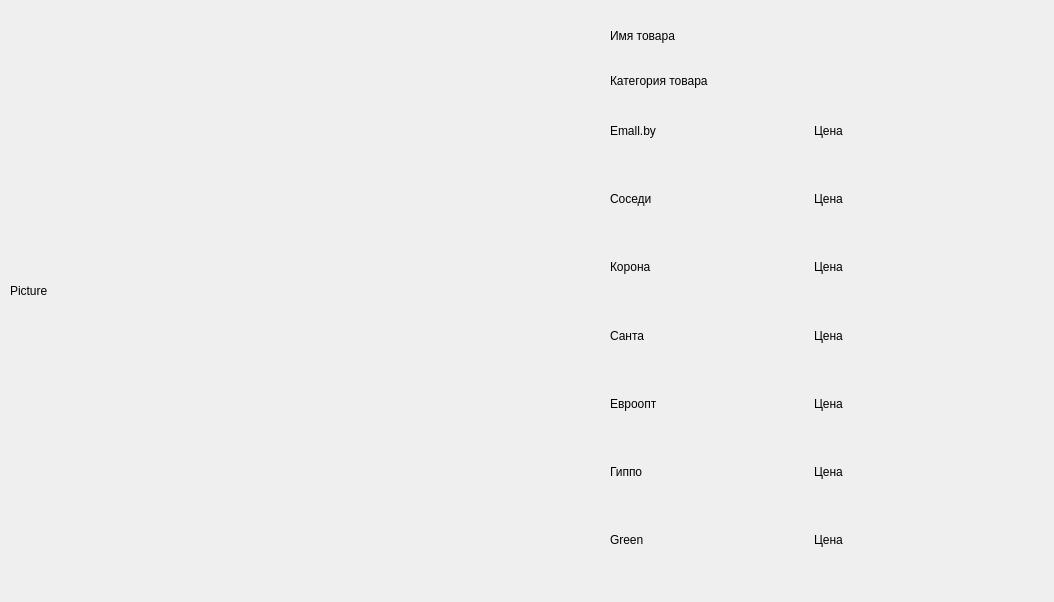
Before: the Qt Designer form src/productwidget.ui in fedorakooo/Food-Price-Comparison, drawn with Qt 5.
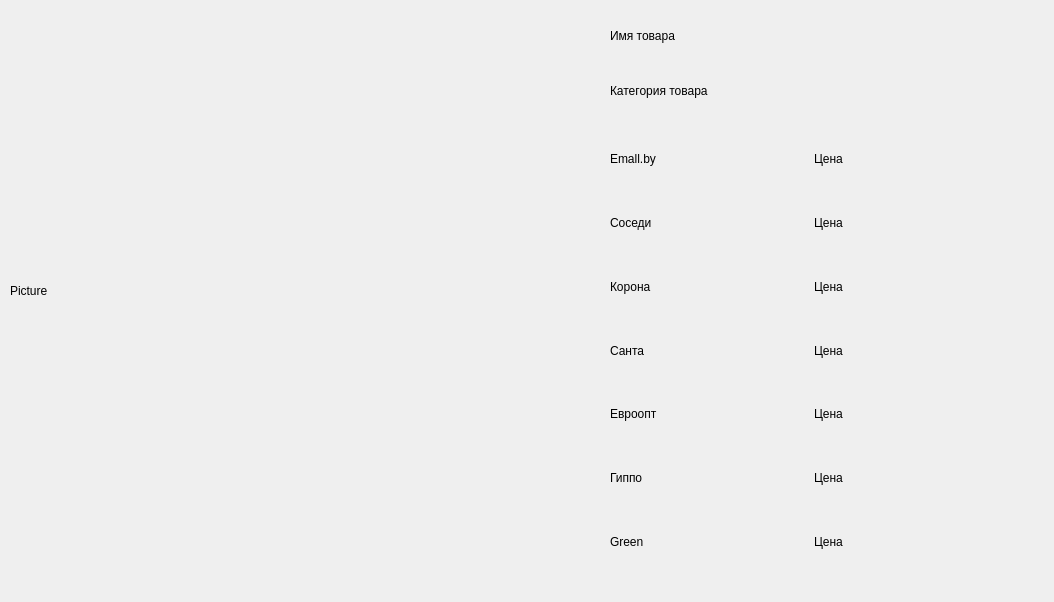
After: the same form once the commit is applied.

Diff of the .ui file:
```diff
--- a/src/productwidget.ui
+++ b/src/productwidget.ui
@@ -30,9 +30,9 @@
    <property name="geometry">
     <rect>
      <x>610</x>
-     <y>100</y>
+     <y>130</y>
      <width>401</width>
-     <height>471</height>
+     <height>441</height>
     </rect>
    </property>
    <layout class="QHBoxLayout" name="horizontalLayout">
@@ -148,7 +148,7 @@
    <property name="geometry">
     <rect>
      <x>610</x>
-     <y>60</y>
+     <y>70</y>
      <width>271</width>
      <height>41</height>
     </rect>
```
